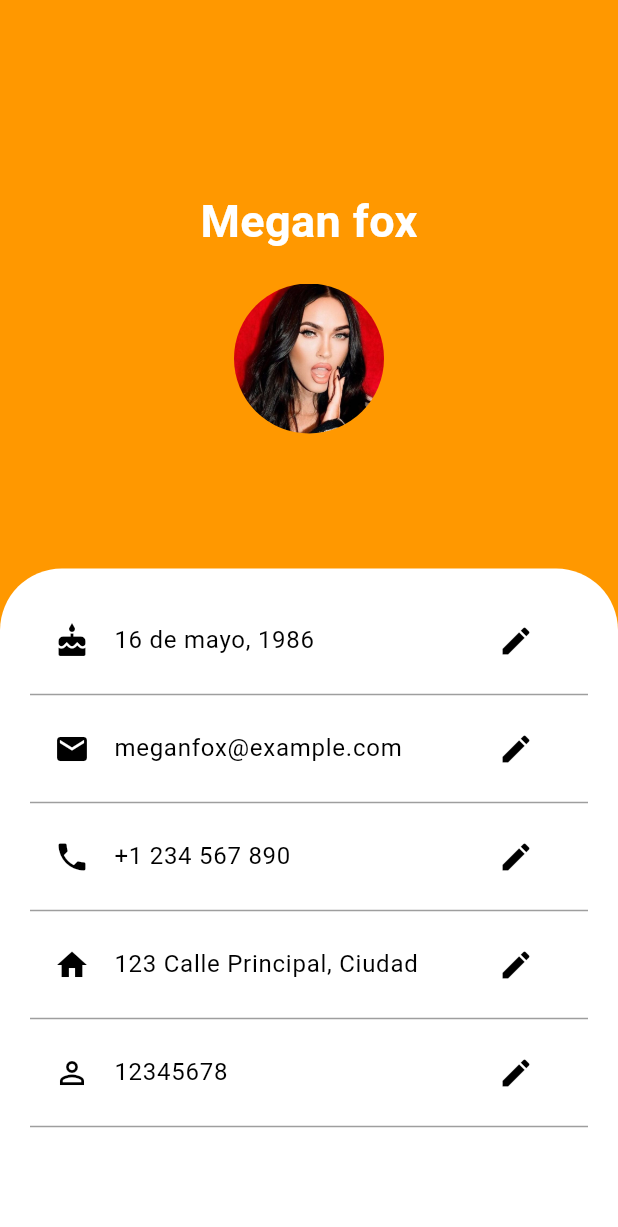
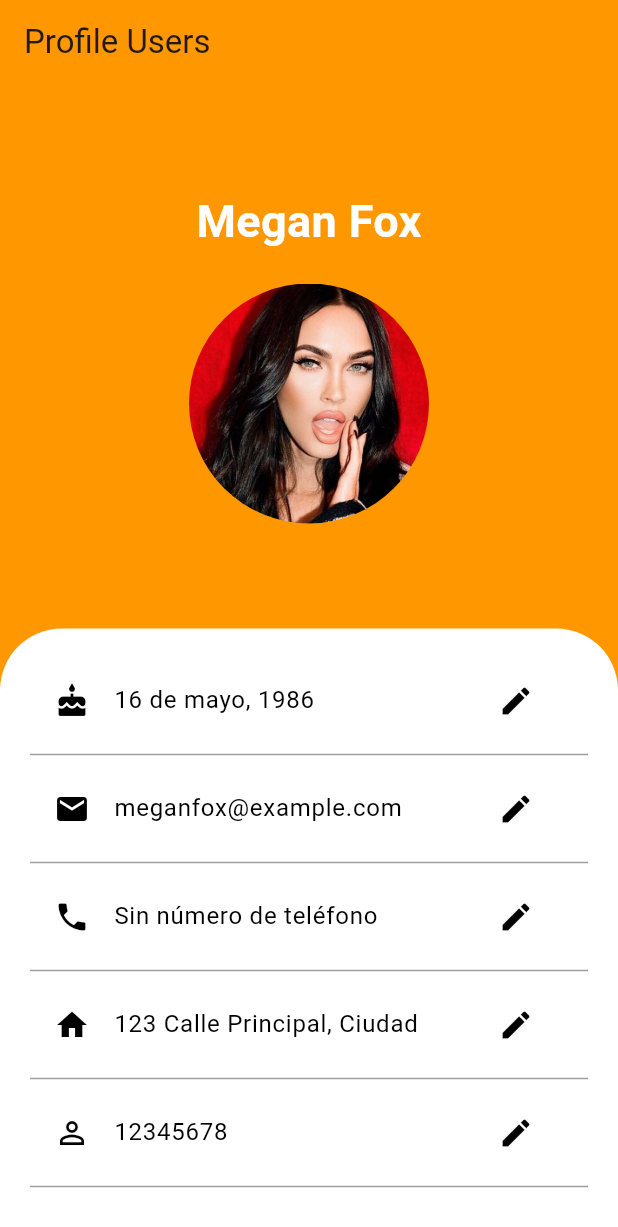
Before and after one commit to JamirGDC/remisse_arequipa, a Flutter app: the screen it shows after launch, on a phone screen of 412 x 824 dp. Shown: the top 1227 px of the screen. Run offline on Flutter 3.47's test engine with Material 3 defaults, Android fonts, the phone set to English and light mode, and no system bars; our stand-ins replace connectivity_plus, firebase_auth, firebase_core, firebase_database, flutter_screenutil, google_maps_flutter and 1 more; accounts and stored records are empty.

Commit message:
numero de telefono igual al de registro

```diff
--- a/lib/users/profile_users.dart
+++ b/lib/users/profile_users.dart
@@ -1,10 +1,11 @@
 import 'package:flutter/material.dart';
+import 'package:intl_phone_field/intl_phone_field.dart';
+import 'package:intl_phone_field/phone_number.dart';
 
 class ProfileUsers extends StatefulWidget {
   const ProfileUsers({super.key});
 
   @override
-  // ignore: library_private_types_in_public_api
   _ProfileUsersState createState() => _ProfileUsersState();
 }
 
@@ -19,18 +20,20 @@ class _ProfileUsersState extends State<ProfileUsers> {
       TextEditingController(text: '16 de mayo, 1986');
   final TextEditingController emailController =
       TextEditingController(text: 'meganfox@example.com');
-  final TextEditingController phoneController =
-      TextEditingController(text: '+1 234 567 890');
+  final TextEditingController phoneController = TextEditingController();
   final TextEditingController addressController =
       TextEditingController(text: '123 Calle Principal, Ciudad');
   final TextEditingController documentController =
       TextEditingController(text: '12345678');
+
+  String fullPhoneNumber = ''; // Para almacenar el número completo
 
   @override
   Widget build(BuildContext context) {
     return Scaffold(
       appBar: AppBar(
         backgroundColor: Colors.orange,
+        title: const Text('Profile Users'),
       ),
       body: Container(
         color: Colors.orange, // Fondo naranja para todo el body
@@ -39,30 +42,28 @@ class _ProfileUsersState extends State<ProfileUsers> {
             mainAxisAlignment: MainAxisAlignment.center,
             children: [
               const Padding(
-                padding: EdgeInsets.only(top: 70.0), // Ajusta el padding según sea necesario
-
+                padding: EdgeInsets.only(top: 70.0),
                 child: Text(
-                  'Megan fox',
+                  'Megan Fox',
                   style: TextStyle(
                     fontSize: 30,
                     fontWeight: FontWeight.bold,
                     color: Colors.white,
-
                   ),
                 ),
               ),
               const SizedBox(height: 20),
               const CircleAvatar(
-                radius: 50,
-                backgroundColor: Colors.orange, // Fondo naranja para el avatar
+                radius: 80,
+                backgroundColor: Colors.orange,
                 backgroundImage: AssetImage('lib/assets/MeganProfile.jpg'),
               ),
-              const SizedBox(height: 90),
+              const SizedBox(height: 70),
               Expanded(
                 child: Container(
                   width: double.infinity,
                   decoration: BoxDecoration(
-                    color: Colors.white, // Fondo blanco para el contenedor
+                    color: Colors.white,
                     borderRadius: BorderRadius.only(
                       topLeft: Radius.circular(
                           MediaQuery.of(context).size.height * 0.05),
@@ -102,17 +103,49 @@ class _ProfileUsersState extends State<ProfileUsers> {
                             },
                           ),
                           const Divider(color: Colors.grey),
-                          buildEditableListTile(
-                            context,
-                            'Teléfono',
-                            Icons.phone,
-                            phoneController,
-                            isEditingPhone,
-                            () {
-                              setState(() {
-                                isEditingPhone = !isEditingPhone;
-                              });
-                            },
+                          // Implementación de IntlPhoneField para Teléfono
+                          ListTile(
+                            leading: const Icon(Icons.phone, color: Colors.black),
+                            title: isEditingPhone
+                                ? IntlPhoneField(
+                                    controller: phoneController,
+                                    decoration: InputDecoration(
+                                      labelText: 'Número de Teléfono',
+                                      border: OutlineInputBorder(
+                                        borderRadius: BorderRadius.circular(15.0),
+                                      ),
+                                      focusedBorder: OutlineInputBorder(
+                                        borderRadius: BorderRadius.circular(15.0),
+                                        borderSide: BorderSide(
+                                          color: Colors.orange[900]!,
+                                        ),
+                                      ),
+                                    ),
+                                    initialCountryCode: 'PE',
+                                    onChanged: (PhoneNumber phone) {
+                                      setState(() {
+                                        fullPhoneNumber = phone.completeNumber;
+                                      });
+                                    },
+                                  )
+                                : Text(fullPhoneNumber.isNotEmpty
+                                    ? fullPhoneNumber
+                                    : 'Sin número de teléfono',
+                                    style: const TextStyle(color: Colors.black)),
+                            trailing: FittedBox(
+                              fit: BoxFit.scaleDown,
+                              child: IconButton(
+                                icon: Icon(
+                                  isEditingPhone ? Icons.check : Icons.edit,
+                                  color: Colors.black,
+                                ),
+                                onPressed: () {
+                                  setState(() {
+                                    isEditingPhone = !isEditingPhone;
+                                  });
+                                },
+                              ),
+                            ),
                           ),
                           const Divider(color: Colors.grey),
                           buildEditableListTile(
@@ -141,7 +174,6 @@ class _ProfileUsersState extends State<ProfileUsers> {
                             },
                           ),
                           const Divider(color: Colors.grey),
-
                         ],
                       ),
                     ),
```
